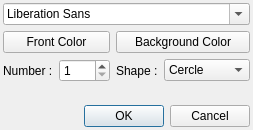
Before: the Qt Designer form edittagdialog.ui in redkite001/imagetagger, drawn with Qt 5.
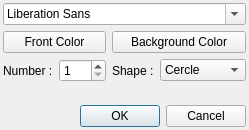
After: the same form once the commit is applied.

Commit message: Bugs and feature -Fixed a bug when moving a tag over an other -Fixed a bug when first clicking in the picture and releasing the button out of the picture (the tag was created in original click position and it should not be created) -Added the possibility to edit all caracteristics of a tag

What changed in the file:
```diff
--- a/edittagdialog.ui
+++ b/edittagdialog.ui
@@ -6,7 +6,7 @@
    <rect>
     <x>0</x>
     <y>0</y>
-    <width>253</width>
+    <width>238</width>
     <height>130</height>
    </rect>
   </property>
```
The commit also changes 5 other files.
